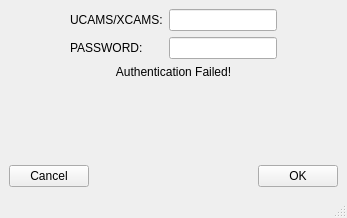
This is addie/ui/oncat_authentication.ui in neutrons/addie as Qt 5 draws it before an edit. The edited form follows.
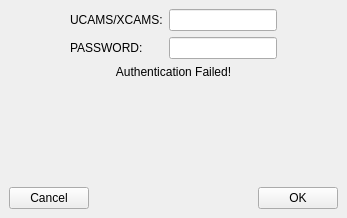
This is the edited form.

Commit message: remove status bar

What changed in the file:
```diff
--- a/addie/ui/oncat_authentication.ui
+++ b/addie/ui/oncat_authentication.ui
@@ -155,7 +155,6 @@
     </rect>
    </property>
   </widget>
-  <widget class="QStatusBar" name="statusbar"/>
  </widget>
  <resources/>
  <connections>
```
The commit also changes 19 other files.
